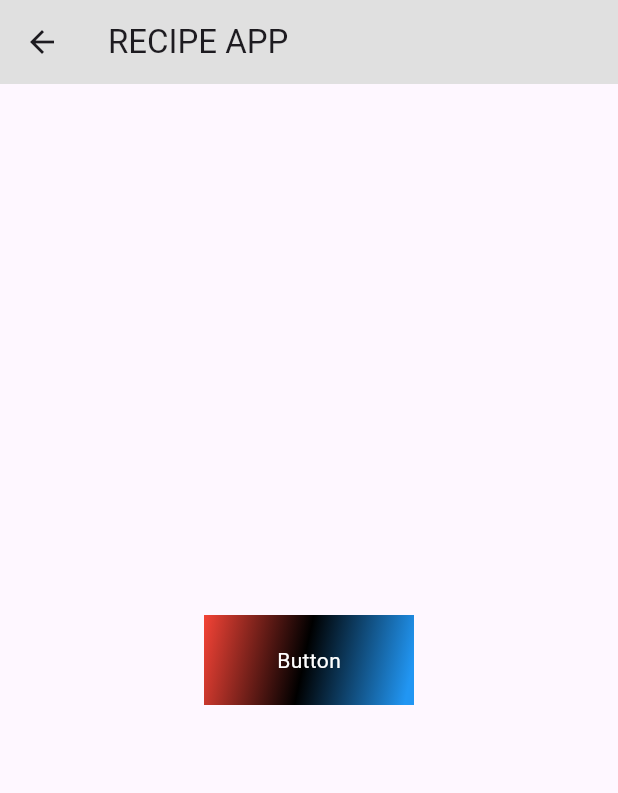
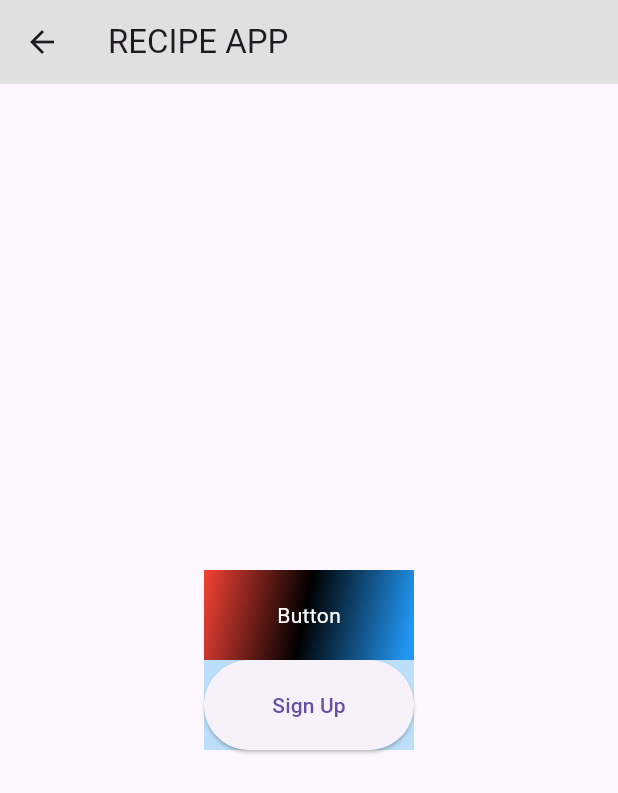
Before and after one commit to rasul-1/RecipeApp, a Flutter app: what myDrawer() shows on an empty page, opened directly, after a tap on "Contacts", on a phone screen of 412 x 824 dp. Shown: the top 793 px of the screen. Run offline on Flutter 3.47's test engine with Material 3 defaults, Android fonts, the phone set to English and light mode, and no system bars; Roboto replaces fonts that are missing (Sevillana).

Commit message:
I did some changes here

```diff
--- a/recipe_app/lib/home_page.dart
+++ b/recipe_app/lib/home_page.dart
@@ -49,7 +49,7 @@ Widget myDrawer(BuildContext context) {
           child: const Text('MENU'),
         ),
          const ListTile(
-          title: const Text('My Account'),
+          title:  Text('My Account'),
           leading: Icon(Icons.person),
         ),
         ListTile(
--- a/recipe_app/lib/second_page.dart
+++ b/recipe_app/lib/second_page.dart
@@ -1,4 +1,5 @@
 import 'package:flutter/material.dart';
+import 'package:recipe_app/input_page.dart';
 
 class SecondPage extends StatelessWidget {
   const SecondPage({super.key});
@@ -44,6 +45,22 @@ class SecondPage extends StatelessWidget {
                   ),
                 ),
               ),
+              Container(
+                width: 140,
+                height: 60,
+                color: Colors.blue.shade100,
+                child: ElevatedButton(
+                  onPressed: () {
+                    Navigator.push(
+                      context,
+                      MaterialPageRoute(
+                        builder: (context) => InputPage(),
+                      ),
+                    );
+                  },
+                  child: const Text('Sign Up'),
+                ),
+              )
             ],
           ),
         ),
```
Also changed, not shown: recipe_app/lib/input_page.dart (+73 -1 lines).
